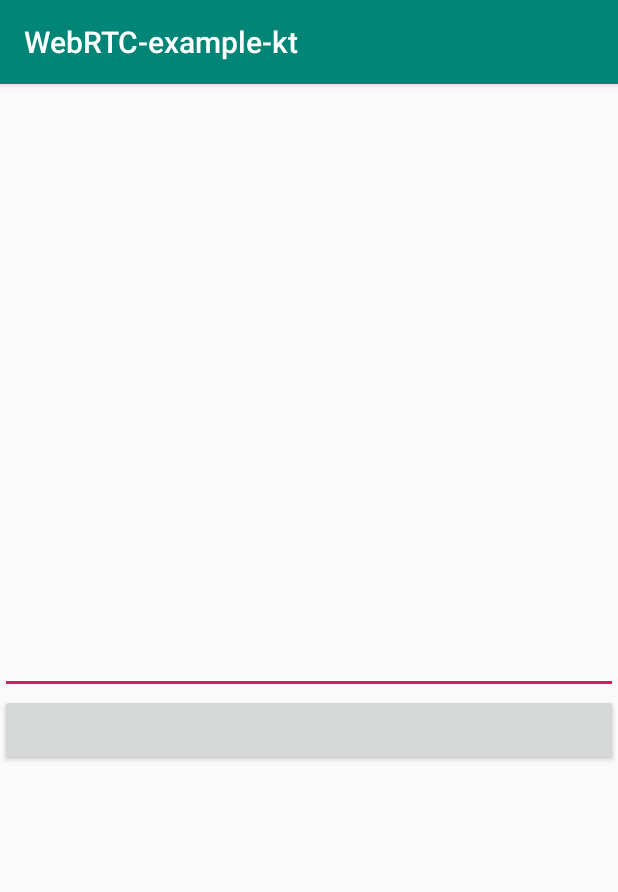
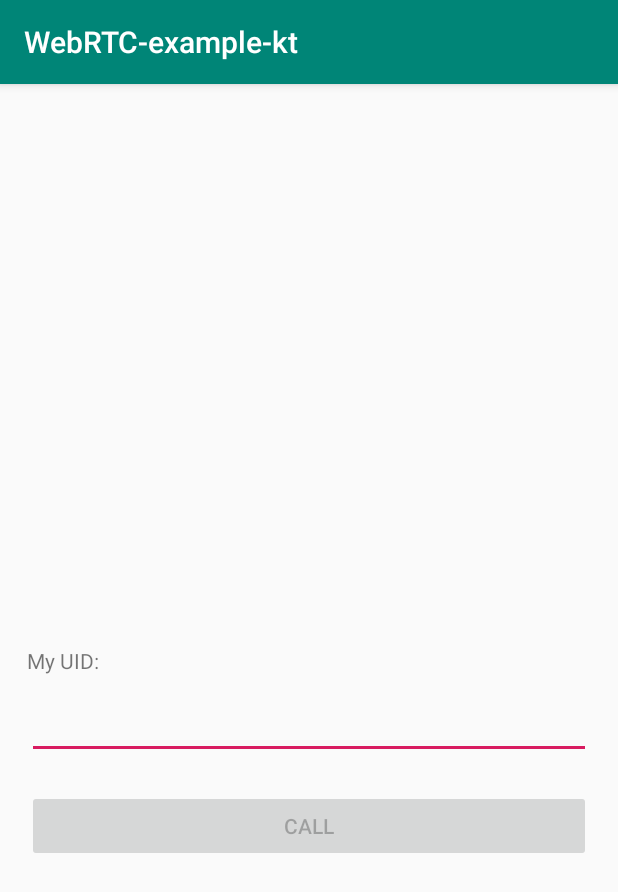
Before and after one commit to s12u/WebRTC-example-kt, an Android app: the screen it shows after launch (MainActivity), on a phone screen of 412 x 824 dp. Shown: the top 892 px of the screen. Run offline under Robolectric (Android 15) with nearby library versions, the phone set to English and light mode, and no system bars; our stand-ins replace Firebase (no records; nobody signed in at launch, a user with empty details on screens opened directly), RxJava, Timber, data binding; libraries missing offline, so code that uses them is left out: com.jakewharton.rxbinding3; 2 statements that could not run were skipped.

```diff
--- a/app/src/main/java/com/tistory/mybstory/webrtc_example_kt/data/repository/RtcOffersRepository.kt
+++ b/app/src/main/java/com/tistory/mybstory/webrtc_example_kt/data/repository/RtcOffersRepository.kt
@@ -19,7 +19,7 @@ class RtcOffersRepository private constructor() {
             .document(recipientId)
             .set(FirestoreSessionDescription.fromSessionDescription(localSessionDescription)
                 .apply { senderId = AuthManager.getInstance().getUser()!!.uid })
-        removeOffer = removeSelf(recipientId) // remove created answer later
+        removeOffer = removeSelf(recipientId) // remove created offer later -> TODO: considering db rules
         it.onComplete()
     }
 
@@ -34,7 +34,7 @@ class RtcOffersRepository private constructor() {
         firestore.collection(OFFER_PATH)
             .document(recipientId)
             .delete()
-            .addOnCompleteListener {task ->
+            .addOnCompleteListener { task ->
                 if (task.isSuccessful) {
                     removeOffer = removeSelf(recipientId)
                     emitter.onComplete()
--- a/app/src/main/java/com/tistory/mybstory/webrtc_example_kt/ui/MainActivity.kt
+++ b/app/src/main/java/com/tistory/mybstory/webrtc_example_kt/ui/MainActivity.kt
@@ -1,16 +1,14 @@
 package com.tistory.mybstory.webrtc_example_kt.ui
 
 import android.app.Activity
-import android.content.ComponentName
-import android.content.ServiceConnection
 import android.content.pm.PackageManager
 import android.os.Bundle
-import android.os.IBinder
 import android.widget.Toast
 import androidx.core.app.ActivityCompat
 import androidx.databinding.DataBindingUtil
 import androidx.lifecycle.Observer
 import androidx.lifecycle.ViewModelProviders
+import com.jakewharton.rxbinding3.widget.textChangeEvents
 import com.tistory.mybstory.webrtc_example_kt.R
 import com.tistory.mybstory.webrtc_example_kt.base.BaseActivity
 import com.tistory.mybstory.webrtc_example_kt.databinding.ActivityMainBinding
@@ -18,10 +16,14 @@ import com.tistory.mybstory.webrtc_example_kt.service.RtcService
 import com.tistory.mybstory.webrtc_example_kt.ui.viewmodel.MainViewModel
 import com.tistory.mybstory.webrtc_example_kt.util.extensions.await
 import com.tistory.mybstory.webrtc_example_kt.util.extensions.launchActivity
+import io.reactivex.disposables.CompositeDisposable
+import io.reactivex.rxkotlin.plusAssign
+import kotlinx.android.synthetic.main.activity_main.*
 import kotlinx.coroutines.CoroutineScope
 import kotlinx.coroutines.Dispatchers
 import kotlinx.coroutines.launch
 import timber.log.Timber
+import java.util.concurrent.TimeUnit
 
 class MainActivity : BaseActivity() {
 
@@ -31,9 +33,9 @@ class MainActivity : BaseActivity() {
         "android.permission.RECORD_AUDIO",
         "android.permission.CAMERA"
     )
-
     private lateinit var binding: ActivityMainBinding
     private lateinit var viewModel: MainViewModel
+    private val disposables = CompositeDisposable()
 
     override fun onCreate(savedInstanceState: Bundle?) {
         super.onCreate(savedInstanceState)
@@ -60,6 +62,19 @@ class MainActivity : BaseActivity() {
             Timber.d("Remote uid on Main: %s", binding.etTarget.text.toString())
             launchActivity<CallActivity>(bundle)
         }
+
+        disposables += et_target.textChangeEvents().skipInitialValue()
+            .subscribe {
+                if (it.count == 0) {
+                    til_target.error = "Enter remote id!"
+                    btn_start.isEnabled = false
+                }
+                else {
+                    til_target.error = ""
+                    btn_start.isEnabled = true
+                }
+            }
+
     }
 
     fun signIn() {
@@ -89,4 +104,9 @@ class MainActivity : BaseActivity() {
         }
     }
 
+    override fun onDestroy() {
+        disposables.clear()
+        super.onDestroy()
+    }
+
 }
--- a/app/src/main/java/com/tistory/mybstory/webrtc_example_kt/util/extensions/RxFiretoreExt.kt
+++ b/app/src/main/java/com/tistory/mybstory/webrtc_example_kt/util/extensions/RxFiretoreExt.kt
@@ -13,6 +13,7 @@ inline fun <reified T : Any> DocumentReference.snapshotEvents(): Flowable<T> =
         val snapshotListener = EventListener<DocumentSnapshot> { documentSnapshot, e ->
 
             if (!documentSnapshot?.exists()!! && initialized) {
+                Timber.e("Document deleted!!")
                 emitter.onComplete()
             }
 
--- a/app/src/main/res/layout/activity_main.xml
+++ b/app/src/main/res/layout/activity_main.xml
@@ -10,29 +10,52 @@
     <androidx.constraintlayout.widget.ConstraintLayout
             android:layout_width="match_parent"
             android:layout_height="match_parent"
+            android:padding="18dp"
             tools:context=".ui.MainActivity">
+
+        <TextView
+                android:id="@+id/label_uid"
+                android:layout_width="wrap_content"
+                android:layout_height="wrap_content"
+                app:layout_constraintTop_toTopOf="parent"
+                app:layout_constraintBottom_toBottomOf="parent"
+                app:layout_constraintStart_toStartOf="parent"
+                android:text="My UID:"/>
 
         <TextView android:id="@+id/tv_uid"
                   android:layout_width="wrap_content"
                   android:layout_height="wrap_content"
-                  app:layout_constraintTop_toTopOf="parent"
-                  app:layout_constraintStart_toStartOf="parent"
-                  app:layout_constraintEnd_toEndOf="parent"/>
+                  android:layout_marginStart="8dp"
+                  app:layout_constraintStart_toEndOf="@id/label_uid"
+                  app:layout_constraintBaseline_toBaselineOf="@id/label_uid"
+                  android:layout_marginBottom="100dp"/>
 
-        <EditText android:id="@+id/et_target"
-                  android:layout_width="match_parent"
-                  android:layout_height="wrap_content"
-                  app:layout_constraintTop_toTopOf="parent"
-                  app:layout_constraintBottom_toBottomOf="parent"
-                  app:layout_constraintStart_toStartOf="parent"
-                  app:layout_constraintEnd_toEndOf="parent"/>
+        <com.google.android.material.textfield.TextInputLayout
+                android:id="@+id/til_target"
+                android:layout_width="match_parent"
+                android:layout_height="wrap_content"
+                app:layout_constraintTop_toBottomOf="@id/tv_uid"
+                app:layout_constraintStart_toStartOf="parent"
+                app:layout_constraintEnd_toEndOf="parent"
+                app:errorEnabled="true">
+
+            <EditText android:id="@+id/et_target"
+                      android:layout_width="match_parent"
+                      android:layout_height="wrap_content"
+                      android:maxLines="1"
+                      android:inputType="text"/>
+
+        </com.google.android.material.textfield.TextInputLayout>
+
 
         <Button android:id="@+id/btn_start"
                 android:layout_width="match_parent"
                 android:layout_height="wrap_content"
-                app:layout_constraintTop_toBottomOf="@id/et_target"
+                android:text="CALL"
+                app:layout_constraintTop_toBottomOf="@id/til_target"
                 app:layout_constraintStart_toStartOf="parent"
-                app:layout_constraintEnd_toEndOf="parent"/>
+                app:layout_constraintEnd_toEndOf="parent"
+                android:enabled="false"/>
 
     </androidx.constraintlayout.widget.ConstraintLayout>
 
```
Also changed, not shown: app/build.gradle (+6 -4 lines), app/src/main/java/com/tistory/mybstory/webrtc_example_kt/data/repository/RtcAnswersRepository.kt (+4 -8 lines), app/src/main/java/com/tistory/mybstory/webrtc_example_kt/service/RtcServiceController.kt (+27 -8 lines).
